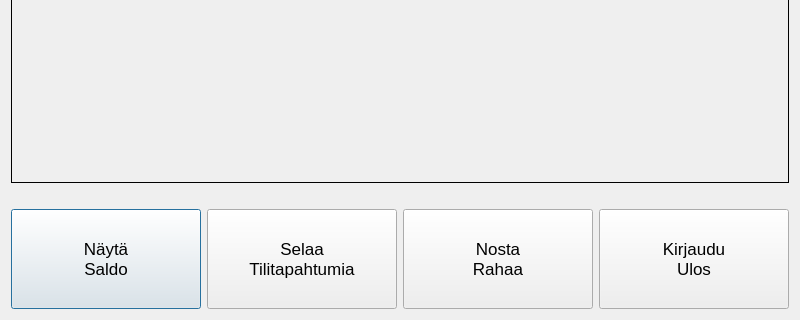
PauliRekila/Banksimul, file qt_frontend/banksimul35/menu.ui: the form before one commit; both pictures show x 0 to 800 and y 280 to 600 of the 800 by 600 pixel window.
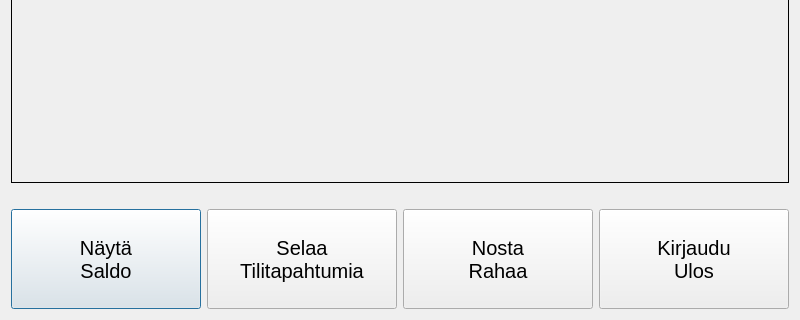
The form after the commit.

The edit to the form file:
```diff
--- a/qt_frontend/banksimul35/menu.ui
+++ b/qt_frontend/banksimul35/menu.ui
@@ -65,7 +65,7 @@
          </property>
          <property name="font">
           <font>
-           <pointsize>13</pointsize>
+           <pointsize>15</pointsize>
           </font>
          </property>
          <property name="text">
@@ -90,7 +90,7 @@
          </property>
          <property name="font">
           <font>
-           <pointsize>13</pointsize>
+           <pointsize>15</pointsize>
           </font>
          </property>
          <property name="text">
@@ -115,7 +115,7 @@
          </property>
          <property name="font">
           <font>
-           <pointsize>13</pointsize>
+           <pointsize>15</pointsize>
           </font>
          </property>
          <property name="text">
@@ -140,7 +140,7 @@
          </property>
          <property name="font">
           <font>
-           <pointsize>13</pointsize>
+           <pointsize>15</pointsize>
           </font>
          </property>
          <property name="text">
```
